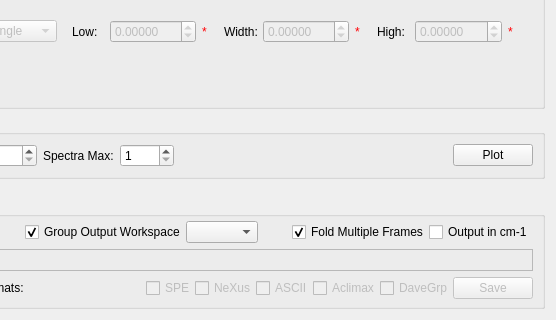
mantidproject/mantid, file qt/scientific_interfaces/Indirect/Reduction/ISISEnergyTransfer.ui: the form before one commit; both pictures show x 114 to 670 and y 520 to 840 of the 670 by 840 pixel window.
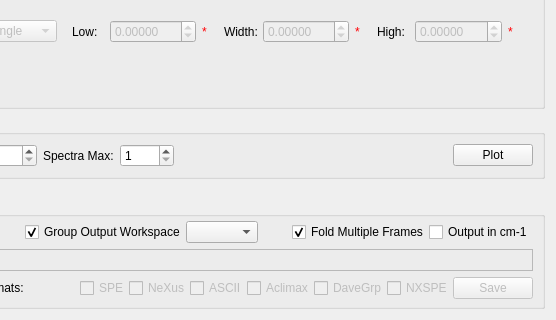
The form after the commit. Custom widgets are drawn as their Qt base class.

What changed in the file:
```diff
--- a/qt/scientific_interfaces/Indirect/Reduction/ISISEnergyTransfer.ui
+++ b/qt/scientific_interfaces/Indirect/Reduction/ISISEnergyTransfer.ui
@@ -813,6 +813,22 @@
           </property>
          </widget>
         </item>
+        <item>
+         <widget class="QCheckBox" name="ckSaveNXSPE">
+          <property name="enabled">
+           <bool>false</bool>
+          </property>
+          <property name="toolTip">
+           <string>Save file in NXSPE format.</string>
+          </property>
+          <property name="text">
+           <string>NXSPE</string>
+          </property>
+          <property name="checked">
+           <bool>false</bool>
+          </property>
+         </widget>
+        </item>
         <item>
          <widget class="QPushButton" name="pbSave">
           <property name="enabled">
```
